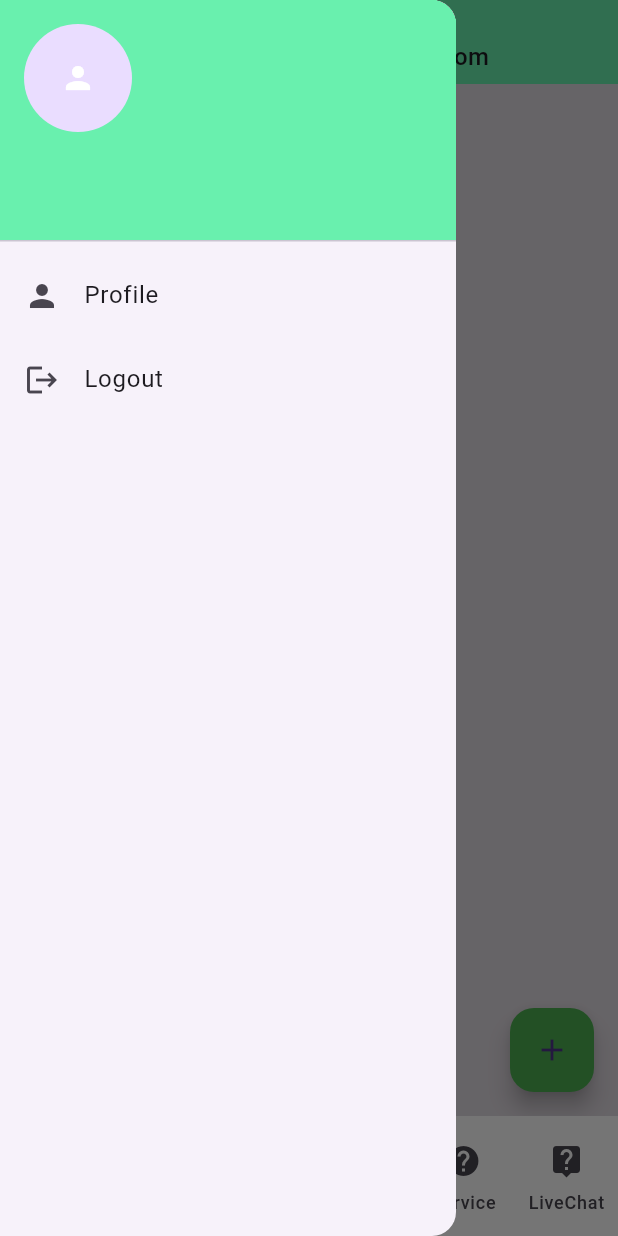
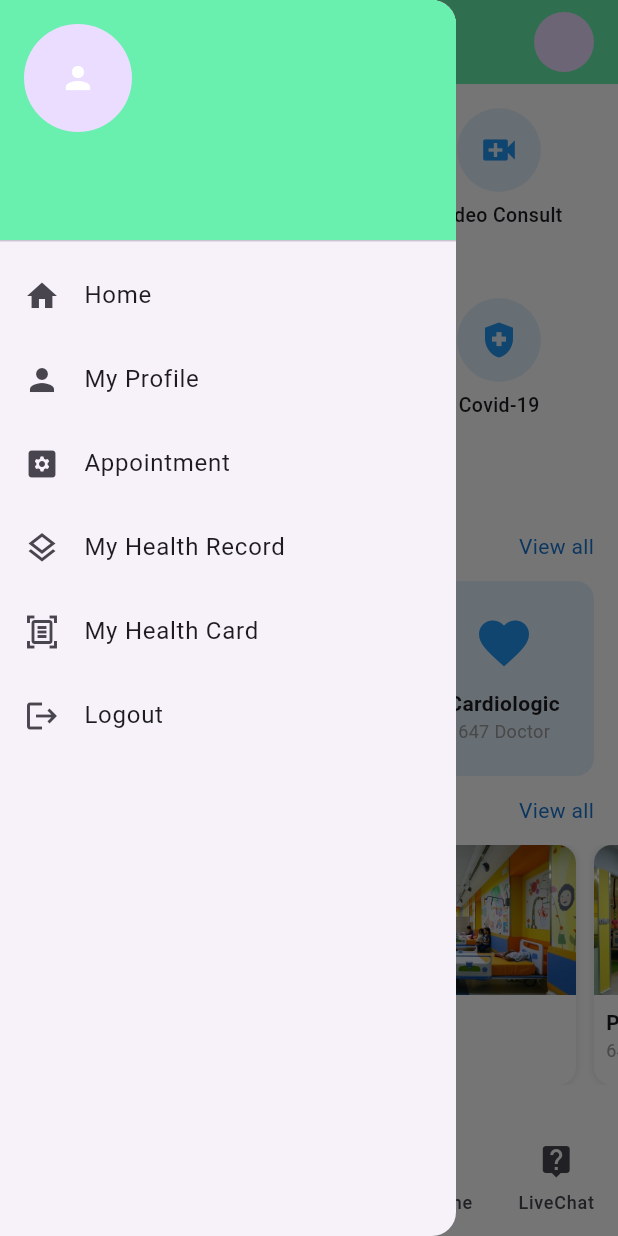
Before and after one commit to mdrazaulkabir/health_alert, a Flutter app: the BottomMainNavScreen screen opened by its route, with the side drawer open, on a phone screen of 412 x 824 dp. Run offline on Flutter 3.47's test engine with Material 3 defaults, Android fonts, the phone set to English and light mode, and no system bars; our stand-ins replace carousel_slider, flutter_svg, image_picker, pin_code_fields, shared_preferences; accounts and stored records are empty.

```diff
--- a/lib/ui/health/home_dashboard_screen.dart
+++ b/lib/ui/health/home_dashboard_screen.dart
@@ -1,3 +1,4 @@
+import 'package:carousel_slider/carousel_slider.dart';
 import 'package:flutter/material.dart';
 import 'package:task_mannager/ui/health/section_header.dart';
 import 'package:task_mannager/ui/health/service_item.dart';
@@ -51,6 +52,8 @@ class HomeDashboardScreen extends StatelessWidget {
                 ),
               ),
 
+
+
               /// Top Hospital Section
               SectionHeader(title: "Top Hospital"),
               SizedBox(
@@ -70,6 +73,19 @@ class HomeDashboardScreen extends StatelessWidget {
                       // imageUrl: "https://via.placeholder.com/150",
                       imageAsset: assetPath.pediatricHospital,
                       title: "Pediatrics",
+                      subtitle: "647 Doctor",
+                    ),
+                    HospitalCard(
+                      // imageUrl: "https://via.placeholder.com/150",
+                      imageAsset: assetPath.pediatricHospital,
+                      title: "Pediatrics",
+                      subtitle: "647 Doctor",
+                    ),
+                    HospitalCard(
+                      // imageUrl: "https://via.placeholder.com/150",
+                      imageAsset: assetPath.generalHospital,
+
+                      title: "General Doctor",
                       subtitle: "647 Doctor",
                     ),
                   ],
--- a/lib/ui/health/hospital_card.dart
+++ b/lib/ui/health/hospital_card.dart
@@ -26,11 +26,12 @@ class HospitalCard extends StatelessWidget {
           ClipRRect(
             borderRadius: const BorderRadius.vertical(top: Radius.circular(12)),
             child: Image.asset(
-              imageAsset,   // <-- load from assets
+              imageAsset, // <-- load from assets
               height: 100,
               width: double.infinity,
               fit: BoxFit.cover,
-            ),          ),
+            ),
+          ),
           Padding(
             padding: const EdgeInsets.all(8.0),
             child: Column(
--- a/lib/ui/navigartorScreen/botom_main_nav_screen.dart
+++ b/lib/ui/navigartorScreen/botom_main_nav_screen.dart
@@ -1,7 +1,9 @@
 import 'package:flutter/material.dart';
+import 'package:task_mannager/ui/health/home_dashboard_screen.dart';
 import 'package:task_mannager/ui/navigartorScreen/cancled_task_list_screen.dart';
 import 'package:task_mannager/ui/navigartorScreen/complete_task_list_screen.dart';
 import 'package:task_mannager/ui/navigartorScreen/live_chat_screen.dart';
+import 'package:task_mannager/ui/navigartorScreen/patient_screen.dart';
 import 'package:task_mannager/ui/navigartorScreen/progress_task_list_screen.dart';
 import 'package:task_mannager/ui/navigartorScreen/service_screen.dart';
 import 'package:task_mannager/ui/widgets/tm_app_bar.dart';
@@ -17,16 +19,22 @@ class BottomMainNavScreen extends StatefulWidget {
 }
 
 class _BotomMainNavScreenState extends State<BottomMainNavScreen> {
- final List<Widget>_screen=[
-    const NewTaskListScreen(),const ProgressTaskListScreen(),const CompleteTaskListScreen(),const CanceledTaskListScreen(),
-   const ServiceScreen(),const LiveChatScreen()
+  final List<Widget> _screen = [
+    const HomeDashboardScreen(),
+    const NewTaskListScreen(),
+    const ProgressTaskListScreen(),
+    const CompleteTaskListScreen(),
+    const CanceledTaskListScreen(),
+    const ServiceScreen(),
+    const LiveChatScreen()
   ];
   int _selectIndex=0;
   @override
   Widget build(BuildContext context) {
     return Scaffold(
       appBar: const TMAppBar(),
-      drawer: const AppDrawer(),
+      drawer: const AppDrawer(
+      ),
       body: _screen[_selectIndex],
       bottomNavigationBar: NavigationBar(
         backgroundColor: Colors.white,
@@ -41,11 +49,12 @@ class _BotomMainNavScreenState extends State<BottomMainNavScreen> {
             // NavigationDestination(icon:Icon(Icons.done), label:"Completed"),
             // NavigationDestination(icon:Icon(Icons.close), label:"Canceled"),
 
-            NavigationDestination(icon:Icon(Icons.home_filled,color: Colors.greenAccent,), label:"Home"),
+            NavigationDestination(icon: Icon(Icons.home,color: Colors.greenAccent,), label: "Home"),
+            NavigationDestination(icon:Icon(Icons.person,color: Colors.greenAccent,), label:"Patient"),
             NavigationDestination(icon:Icon(Icons.person), label:"Doctor"),
             NavigationDestination(icon:Icon(Icons.medical_services), label:"Medicine"),
-            NavigationDestination(icon:Icon(Icons.insert_page_break_outlined), label:"Report"),
-            NavigationDestination(icon:Icon(Icons.help), label:"Service"),
+            // NavigationDestination(icon:Icon(Icons.insert_page_break_outlined), label:"Report"),
+            // NavigationDestination(icon:Icon(Icons.help), label:"Service"),
             NavigationDestination(icon:Icon(Icons.live_help), label:"LiveChat"),
 
           ]),
--- a/lib/ui/ulits/asset_path.dart
+++ b/lib/ui/ulits/asset_path.dart
@@ -1,7 +1,9 @@
 class assetPath{
-  static const String _imagePath="assets/images";
+  static const String _imagePath="assets/images/";
   // static const String logoSvg="$_imagePath/logo.svg";
   // static const String backgroundSvg="$_imagePath/background.svg";
-  static const String backgroundSvg="$_imagePath/logoh.svg";
-  static const String logoHealth="$_imagePath/logoh.svg";
+  static const String backgroundSvg="${_imagePath}logoh.svg";
+  static const String logoHealth="${_imagePath}logoh.svg";
+  static const generalHospital="${_imagePath}gen.jpeg";
+  static const pediatricHospital="${_imagePath}pe.jpg";
 }
--- a/lib/ui/widgets/app_drawer.dart
+++ b/lib/ui/widgets/app_drawer.dart
@@ -29,9 +29,37 @@ class AppDrawer extends StatelessWidget {
             ),
           ),
           ListTile(
+            leading: const Icon(Icons.home),
+            title: const Text("Home"),
+            onTap: () {
+              Navigator.pushNamed(context, UpdateProfileScreen.name);
+            },
+          ),
+          ListTile(
             leading: const Icon(Icons.person),
-            title: const Text("Profile"),
+            title: const Text("My Profile"),
             onTap: () {
+              Navigator.pushNamed(context, UpdateProfileScreen.name);
+            },
+          ),
+          ListTile(
+            leading: const Icon(Icons.settings_applications_rounded),
+            title: const Text("Appointment"),
+            onTap: () {
+              Navigator.pushNamed(context, UpdateProfileScreen.name);
+            },
+          ),
+          ListTile(
+            leading: const Icon(Icons.layers_outlined),
+            title: const Text("My Health Record"),
+            onTap: () {
+              Navigator.pushNamed(context, UpdateProfileScreen.name);
+            },
+          ),
+          ListTile(
+            leading: const Icon(Icons.document_scanner_outlined),
+            title: const Text("My Health Card"),
+            onTap: (){
               Navigator.pushNamed(context, UpdateProfileScreen.name);
             },
           ),
--- a/lib/ui/widgets/tm_app_bar.dart
+++ b/lib/ui/widgets/tm_app_bar.dart
@@ -29,17 +29,10 @@ class _TMAppBarState extends State<TMAppBar> {
         onTap: _onTabAppBarGestureDetector,
         child: Row(
           children: [
-            CircleAvatar(
-              radius: 20,
-              backgroundImage: user?.photo == null ? null :
-              MemoryImage(base64Decode(user!.photo!)),
-              child: (user?.photo==null || user!.photo!.isNotEmpty)? const Icon(Icons.person,color: Colors.green,):null
-            ),
-            // Drawer(backgroundColor: Colors.green,),
             const SizedBox(width: 16,),
             Expanded(
               child: Column(children: [
-                Text("Name",style: Theme.of(context).textTheme.titleSmall,),
+                Text("Name:",style: Theme.of(context).textTheme.titleSmall,),
                 Text("kabir@gmail.com",style: Theme.of(context).textTheme.titleMedium,)
 
                 // Text(user?.fullName?? 'Guest',style: Theme.of(context).textTheme.titleMedium,),
@@ -47,7 +40,13 @@ class _TMAppBarState extends State<TMAppBar> {
               ],),
             ),
             //const Spacer(),
-           // IconButton(onPressed: _onTapLogoutButton, icon: const Icon(Icons.logout))
+           // IconButton(onPressed: _onTapLogoutButton, icon: const Icon(Icons.logout)),
+            CircleAvatar(
+                radius: 20,
+                backgroundImage: user?.photo == null ? null :
+                MemoryImage(base64Decode(user!.photo!)),
+                child: (user?.photo==null || user!.photo!.isNotEmpty)? const Icon(Icons.person,color: Colors.green,):null
+            ),
           ],
         ),
       ),
--- a/pubspec.yaml
+++ b/pubspec.yaml
@@ -21,6 +21,7 @@ dependencies:
   pin_code_fields: ^8.0.1
 #  image_picker: ^1.0.8
   image_picker: ^1.1.1
+  carousel_slider: ^5.1.1
 
   shared_preferences: ^2.2.3
 
```
Also changed, not shown: lib/ui/screeen/email_screen.dart (+4 -4 lines), lib/ui/screeen/pass_word_screen.dart (+4 -4 lines), lib/ui/screeen/pin_verification.dart (+4 -4 lines), lib/ui/screeen/sign_in_screen.dart (+4 -5 lines), assets/images/11.jpeg (added), assets/images/14.jpeg (added), pubspec.lock.
